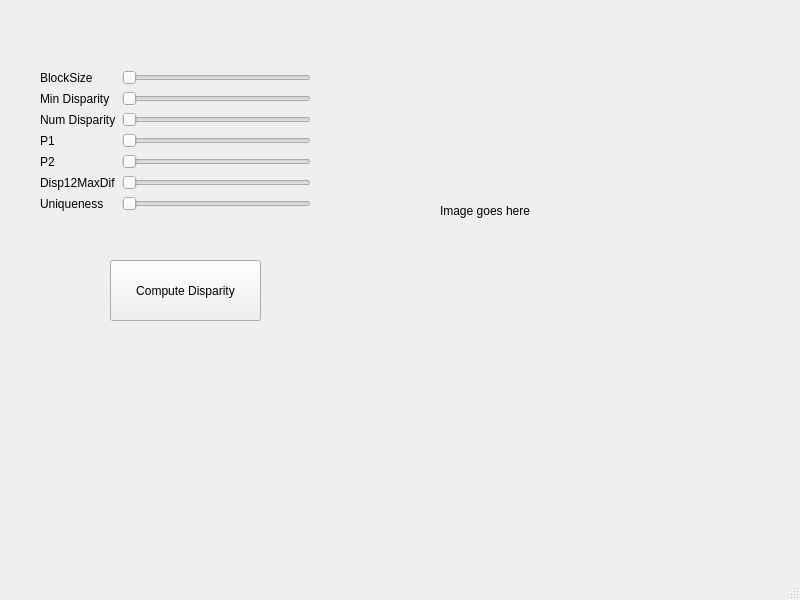
The window that pipeline.ui (Ratoone/face_reconstruction) describes before a commit, drawn with Qt 5.
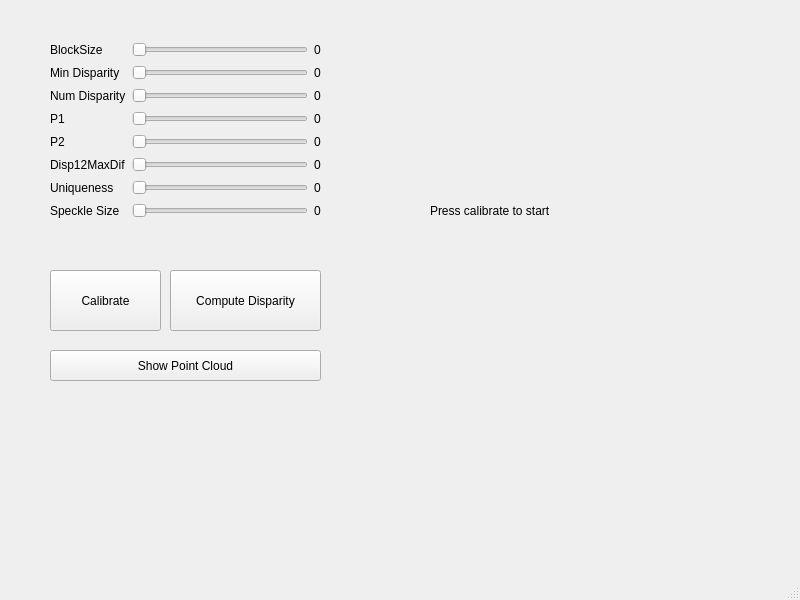
The same window after the commit.

Commit message: Connected UI to backend

```diff
--- a/pipeline.ui
+++ b/pipeline.ui
@@ -14,16 +14,75 @@
    <string>MainWindow</string>
   </property>
   <widget class="QWidget" name="centralwidget">
-   <widget class="QWidget" name="formLayoutWidget">
+   <widget class="QLabel" name="disparity_image">
     <property name="geometry">
      <rect>
-      <x>40</x>
-      <y>70</y>
+      <x>430</x>
+      <y>60</y>
+      <width>251</width>
+      <height>301</height>
+     </rect>
+    </property>
+    <property name="text">
+     <string>Press calibrate to start</string>
+    </property>
+   </widget>
+   <widget class="QPushButton" name="compute_disparity_button">
+    <property name="geometry">
+     <rect>
+      <x>170</x>
+      <y>270</y>
+      <width>151</width>
+      <height>61</height>
+     </rect>
+    </property>
+    <property name="text">
+     <string>Compute Disparity</string>
+    </property>
+   </widget>
+   <widget class="QPushButton" name="calibrate_button">
+    <property name="geometry">
+     <rect>
+      <x>50</x>
+      <y>270</y>
+      <width>111</width>
+      <height>61</height>
+     </rect>
+    </property>
+    <property name="text">
+     <string>Calibrate</string>
+    </property>
+   </widget>
+   <widget class="QPushButton" name="show_pcl_button">
+    <property name="geometry">
+     <rect>
+      <x>50</x>
+      <y>350</y>
       <width>271</width>
-      <height>161</height>
+      <height>31</height>
      </rect>
     </property>
-    <layout class="QFormLayout" name="formLayout">
+    <property name="text">
+     <string>Show Point Cloud</string>
+    </property>
+   </widget>
+   <widget class="QWidget" name="gridLayoutWidget">
+    <property name="geometry">
+     <rect>
+      <x>50</x>
+      <y>40</y>
+      <width>271</width>
+      <height>180</height>
+     </rect>
+    </property>
+    <layout class="QGridLayout" name="gridLayout">
+     <item row="6" column="0">
+      <widget class="QLabel" name="label_6">
+       <property name="text">
+        <string>Uniqueness</string>
+       </property>
+      </widget>
+     </item>
      <item row="1" column="0">
       <widget class="QLabel" name="label_2">
        <property name="text">
@@ -31,20 +90,22 @@
        </property>
       </widget>
      </item>
-     <item row="1" column="1">
-      <widget class="QSlider" name="min_disparity">
+     <item row="0" column="1">
+      <widget class="QSlider" name="block_size">
+       <property name="minimum">
+        <number>1</number>
+       </property>
+       <property name="maximum">
+        <number>40</number>
+       </property>
+       <property name="singleStep">
+        <number>1</number>
+       </property>
        <property name="orientation">
         <enum>Qt::Horizontal</enum>
        </property>
       </widget>
      </item>
-     <item row="0" column="0">
-      <widget class="QLabel" name="label">
-       <property name="text">
-        <string>BlockSize</string>
-       </property>
-      </widget>
-     </item>
      <item row="2" column="0">
       <widget class="QLabel" name="label_3">
        <property name="text">
@@ -52,29 +113,6 @@
        </property>
       </widget>
      </item>
-     <item row="2" column="1">
-      <widget class="QSlider" name="num_disparity">
-       <property name="minimum">
-        <number>16</number>
-       </property>
-       <property name="maximum">
-        <number>128</number>
-       </property>
-       <property name="singleStep">
-        <number>16</number>
-       </property>
-       <property name="orientation">
-        <enum>Qt::Horizontal</enum>
-       </property>
-      </widget>
-     </item>
-     <item row="3" column="0">
-      <widget class="QLabel" name="label_4">
-       <property name="text">
-        <string>P1</string>
-       </property>
-      </widget>
-     </item>
      <item row="5" column="0">
       <widget class="QLabel" name="label_5">
        <property name="text">
@@ -82,15 +120,101 @@
        </property>
       </widget>
      </item>
-     <item row="6" column="0">
-      <widget class="QLabel" name="label_6">
+     <item row="0" column="0">
+      <widget class="QLabel" name="label">
        <property name="text">
-        <string>Uniqueness</string>
+        <string>BlockSize</string>
+       </property>
+      </widget>
+     </item>
+     <item row="1" column="2">
+      <widget class="QLabel" name="min_disparity_value">
+       <property name="text">
+        <string>0</string>
+       </property>
+      </widget>
+     </item>
+     <item row="0" column="2">
+      <widget class="QLabel" name="block_size_value">
+       <property name="text">
+        <string>0</string>
+       </property>
+      </widget>
+     </item>
+     <item row="4" column="0">
+      <widget class="QLabel" name="label_7">
+       <property name="text">
+        <string>P2</string>
+       </property>
+      </widget>
+     </item>
+     <item row="1" column="1">
+      <widget class="QSlider" name="min_disparity">
+       <property name="minimum">
+        <number>0</number>
+       </property>
+       <property name="maximum">
+        <number>10</number>
+       </property>
+       <property name="value">
+        <number>0</number>
+       </property>
+       <property name="orientation">
+        <enum>Qt::Horizontal</enum>
+       </property>
+      </widget>
+     </item>
+     <item row="3" column="0">
+      <widget class="QLabel" name="label_4">
+       <property name="text">
+        <string>P1</string>
+       </property>
+      </widget>
+     </item>
+     <item row="7" column="0">
+      <widget class="QLabel" name="label_8">
+       <property name="text">
+        <string>Speckle Size</string>
+       </property>
+      </widget>
+     </item>
+     <item row="2" column="1">
+      <widget class="QSlider" name="num_disparity">
+       <property name="minimum">
+        <number>1</number>
+       </property>
+       <property name="maximum">
+        <number>20</number>
+       </property>
+       <property name="singleStep">
+        <number>1</number>
+       </property>
+       <property name="value">
+        <number>1</number>
+       </property>
+       <property name="orientation">
+        <enum>Qt::Horizontal</enum>
+       </property>
+       <property name="tickInterval">
+        <number>0</number>
        </property>
       </widget>
      </item>
      <item row="3" column="1">
       <widget class="QSlider" name="p1">
+       <property name="maximum">
+        <number>20000</number>
+       </property>
+       <property name="orientation">
+        <enum>Qt::Horizontal</enum>
+       </property>
+      </widget>
+     </item>
+     <item row="4" column="1">
+      <widget class="QSlider" name="p2">
+       <property name="maximum">
+        <number>20000</number>
+       </property>
        <property name="orientation">
         <enum>Qt::Horizontal</enum>
        </property>
@@ -105,32 +229,21 @@
      </item>
      <item row="6" column="1">
       <widget class="QSlider" name="uniqueness">
-       <property name="orientation">
-        <enum>Qt::Horizontal</enum>
+       <property name="maximum">
+        <number>20</number>
        </property>
-      </widget>
-     </item>
-     <item row="4" column="0">
-      <widget class="QLabel" name="label_7">
-       <property name="text">
-        <string>P2</string>
-       </property>
-      </widget>
-     </item>
-     <item row="4" column="1">
-      <widget class="QSlider" name="p2">
        <property name="orientation">
         <enum>Qt::Horizontal</enum>
        </property>
       </widget>
      </item>
-     <item row="0" column="1">
-      <widget class="QSlider" name="block_size">
+     <item row="7" column="1">
+      <widget class="QSlider" name="speckle_size">
        <property name="minimum">
-        <number>1</number>
+        <number>50</number>
        </property>
        <property name="maximum">
-        <number>30</number>
+        <number>200</number>
        </property>
        <property name="singleStep">
         <number>2</number>
@@ -140,34 +253,50 @@
        </property>
       </widget>
      </item>
+     <item row="2" column="2">
+      <widget class="QLabel" name="num_disparity_value">
+       <property name="text">
+        <string>0</string>
+       </property>
+      </widget>
+     </item>
+     <item row="3" column="2">
+      <widget class="QLabel" name="p1_value">
+       <property name="text">
+        <string>0</string>
+       </property>
+      </widget>
+     </item>
+     <item row="4" column="2">
+      <widget class="QLabel" name="p2_value">
+       <property name="text">
+        <string>0</string>
+       </property>
+      </widget>
+     </item>
+     <item row="5" column="2">
+      <widget class="QLabel" name="max_diff_value">
+       <property name="text">
+        <string>0</string>
+       </property>
+      </widget>
+     </item>
+     <item row="6" column="2">
+      <widget class="QLabel" name="uniqueness_value">
+       <property name="text">
+        <string>0</string>
+       </property>
+      </widget>
+     </item>
+     <item row="7" column="2">
+      <widget class="QLabel" name="speckle_value">
+       <property name="text">
+        <string>0</string>
+       </property>
+      </widget>
+     </item>
     </layout>
    </widget>
-   <widget class="QLabel" name="disparity_image">
-    <property name="geometry">
-     <rect>
-      <x>440</x>
-      <y>60</y>
-      <width>251</width>
-      <height>301</height>
-     </rect>
-    </property>
-    <property name="text">
-     <string>Image goes here</string>
-    </property>
-   </widget>
-   <widget class="QPushButton" name="compute_disparity">
-    <property name="geometry">
-     <rect>
-      <x>110</x>
-      <y>260</y>
-      <width>151</width>
-      <height>61</height>
-     </rect>
-    </property>
-    <property name="text">
-     <string>Compute Disparity</string>
-    </property>
-   </widget>
   </widget>
   <widget class="QMenuBar" name="menubar">
    <property name="geometry">
```
Left out of the diff: 2 changed lines with no effect on the pictures. The commit also changes 4 other files.
